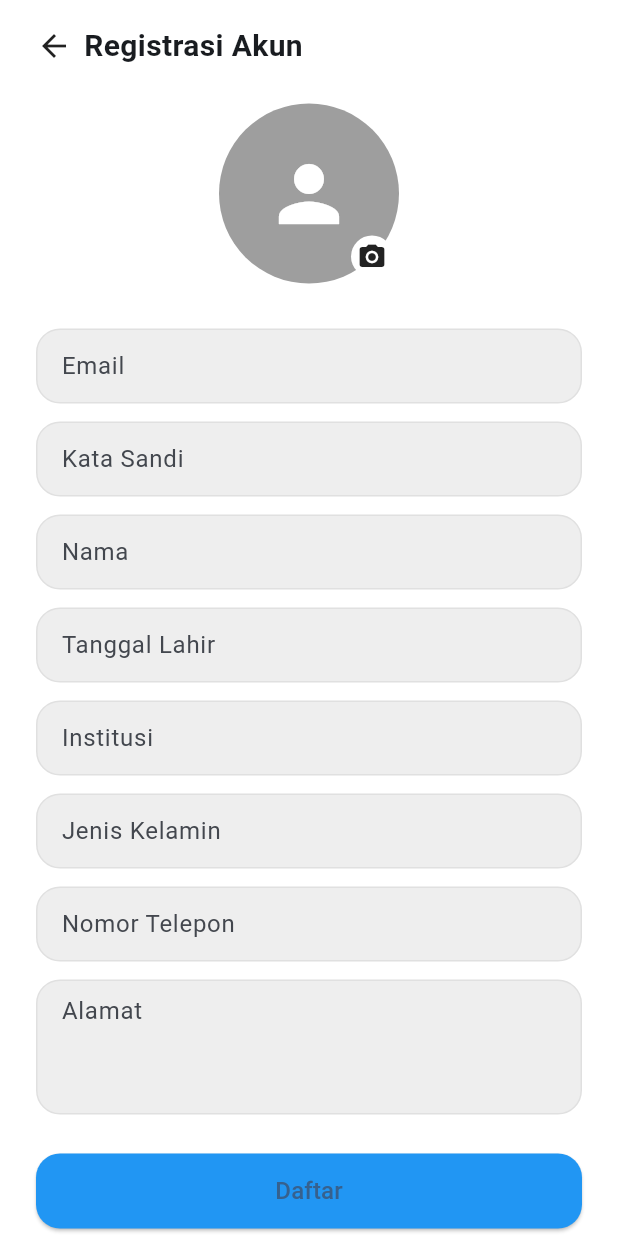
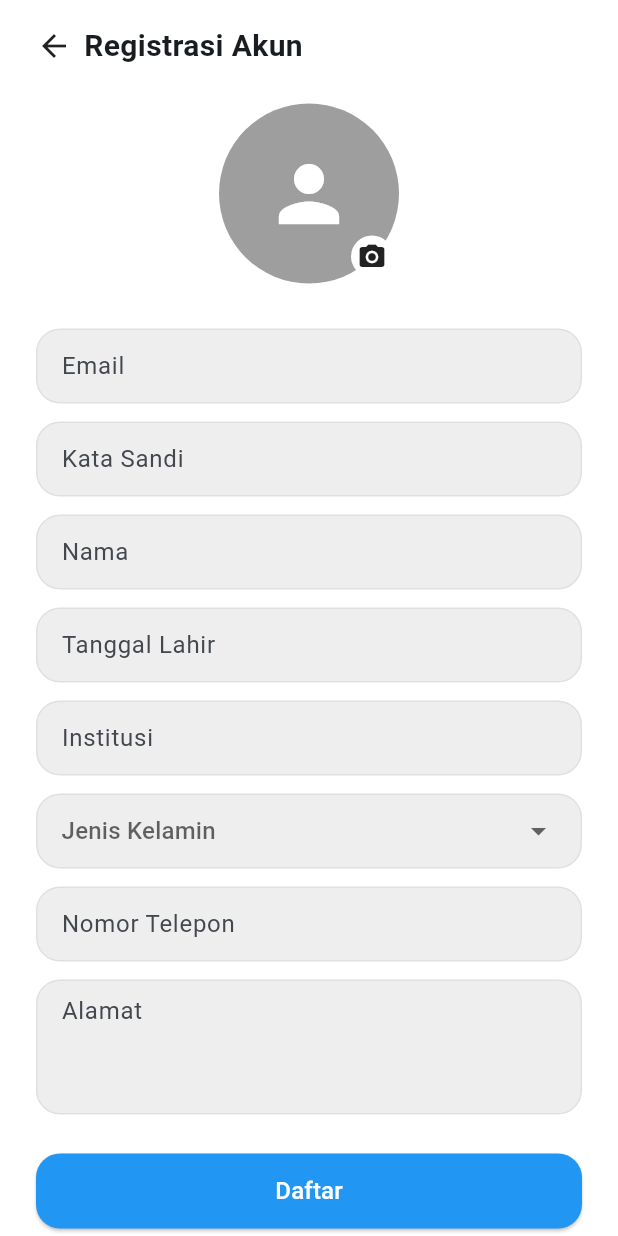
Before and after one commit to chantikaanas/EasyLib, a Flutter app: the RegistrationPage screen opened directly, on a phone screen of 412 x 824 dp. Run offline on Flutter 3.47's test engine with Material 3 defaults, Android fonts, the light colour scheme and no system bars; our stand-ins replace google_fonts.

Commit message:
Update : Chan edit login dan register agar lebih sesuai sama figma && edit main.dart untuk tambahin library FAQ dan routing FAQ || Add : Chan add page faq ada 3 halaman, faq dropdown, faq untuk user bikin pertanyaan sendiri, faq jawaban

```diff
--- a/lib/auth/register.dart
+++ b/lib/auth/register.dart
@@ -1,5 +1,5 @@
 import 'package:flutter/material.dart';
-//test
+
 void main() {
   runApp(const MyApp());
 }
@@ -9,17 +9,25 @@ class MyApp extends StatelessWidget {
 
   @override
   Widget build(BuildContext context) {
-    return MaterialApp(
+    return const MaterialApp(
       debugShowCheckedModeBanner: false,
-      home: const RegistrationPage(),
+      home: RegistrationPage(),
     );
   }
 }
 
-class RegistrationPage extends StatelessWidget {
+class RegistrationPage extends StatefulWidget {
   const RegistrationPage({super.key});
 
-  Widget buildTextField(String hint, {int maxLines = 1}) {
+  @override
+  State<RegistrationPage> createState() => _RegistrationPageState();
+}
+
+class _RegistrationPageState extends State<RegistrationPage> {
+  final TextEditingController dateController = TextEditingController();
+  String? selectedGender;
+
+  Widget buildTextField(String hint, {int maxLines = 1, TextInputType? inputType}) {
     return Container(
       margin: const EdgeInsets.symmetric(vertical: 6),
       padding: const EdgeInsets.symmetric(horizontal: 16),
@@ -30,12 +38,33 @@ class RegistrationPage extends StatelessWidget {
       ),
       child: TextField(
         maxLines: maxLines,
+        keyboardType: inputType,
         decoration: InputDecoration(
           border: InputBorder.none,
           hintText: hint,
         ),
       ),
     );
+  }
+
+  Future<void> _selectDate() async {
+    final DateTime? picked = await showDatePicker(
+      context: context,
+      initialDate: DateTime(2000),
+      firstDate: DateTime(1900),
+      lastDate: DateTime.now(),
+    );
+    if (picked != null) {
+      setState(() {
+        dateController.text = "${picked.toLocal()}".split(' ')[0];
+      });
+    }
+  }
+
+  @override
+  void dispose() {
+    dateController.dispose();
+    super.dispose();
   }
 
   @override
@@ -48,23 +77,20 @@ class RegistrationPage extends StatelessWidget {
           child: Column(
             crossAxisAlignment: CrossAxisAlignment.center,
             children: [
-              // Tombol back dan judul
+              // Back button and title
               Row(
                 children: const [
                   Icon(Icons.arrow_back),
                   SizedBox(width: 8),
                   Text(
                     'Registrasi Akun',
-                    style: TextStyle(
-                      fontSize: 20,
-                      fontWeight: FontWeight.bold,
-                    ),
+                    style: TextStyle(fontSize: 20, fontWeight: FontWeight.bold),
                   ),
                 ],
               ),
               const SizedBox(height: 24),
 
-              // Avatar Placeholder + Icon kamera
+              // Avatar + camera icon
               Stack(
                 alignment: Alignment.bottomRight,
                 children: [
@@ -82,28 +108,74 @@ class RegistrationPage extends StatelessWidget {
                         color: Colors.white,
                       ),
                       padding: const EdgeInsets.all(4),
-                      child: const Icon(
-                        Icons.camera_alt,
-                        size: 20,
-                      ),
+                      child: const Icon(Icons.camera_alt, size: 20),
                     ),
                   ),
                 ],
               ),
               const SizedBox(height: 24),
 
-              // Form Fields
-              buildTextField("Email"),
-              buildTextField("Kata Sandi"),
+              buildTextField("Email", inputType: TextInputType.emailAddress),
+              buildTextField("Kata Sandi", inputType: TextInputType.visiblePassword),
               buildTextField("Nama"),
-              buildTextField("Tanggal Lahir"),
+
+              // Tanggal Lahir (Date Picker)
+              GestureDetector(
+                onTap: _selectDate,
+                child: AbsorbPointer(
+                  child: Container(
+                    margin: const EdgeInsets.symmetric(vertical: 6),
+                    padding: const EdgeInsets.symmetric(horizontal: 16),
+                    decoration: BoxDecoration(
+                      color: Colors.grey[200],
+                      borderRadius: BorderRadius.circular(16),
+                      border: Border.all(color: Colors.grey.shade300),
+                    ),
+                    child: TextField(
+                      controller: dateController,
+                      decoration: const InputDecoration(
+                        border: InputBorder.none,
+                        hintText: "Tanggal Lahir",
+                      ),
+                    ),
+                  ),
+                ),
+              ),
+
               buildTextField("Institusi"),
-              buildTextField("Jenis Kelamin"),
-              buildTextField("Nomor Telepon"),
+
+              // Jenis Kelamin Dropdown
+              Container(
+                margin: const EdgeInsets.symmetric(vertical: 6),
+                padding: const EdgeInsets.symmetric(horizontal: 16),
+                decoration: BoxDecoration(
+                  color: Colors.grey[200],
+                  borderRadius: BorderRadius.circular(16),
+                  border: Border.all(color: Colors.grey.shade300),
+                ),
+                child: DropdownButtonFormField<String>(
+                  value: selectedGender,
+                  hint: const Text("Jenis Kelamin"),
+                  decoration: const InputDecoration(
+                    border: InputBorder.none,
+                  ),
+                  items: const [
+                    DropdownMenuItem(value: "Male", child: Text("Male")),
+                    DropdownMenuItem(value: "Female", child: Text("Female")),
+                  ],
+                  onChanged: (value) {
+                    setState(() {
+                      selectedGender = value;
+                    });
+                  },
+                ),
+              ),
+
+              buildTextField("Nomor Telepon", inputType: TextInputType.phone),
               buildTextField("Alamat", maxLines: 3),
               const SizedBox(height: 20),
 
-              // Tombol Daftar
+              // Button
               SizedBox(
                 width: double.infinity,
                 height: 50,
@@ -117,13 +189,15 @@ class RegistrationPage extends StatelessWidget {
                   onPressed: () {},
                   child: const Text(
                     'Daftar',
-                    style: TextStyle(fontSize: 16),
+                    style: TextStyle(
+                      fontSize: 16,
+                      color: Colors.white, // <-- warna teks tombol
+                    ),
                   ),
                 ),
               ),
               const SizedBox(height: 16),
 
-              // Text login
               const Text.rich(
                 TextSpan(
                   text: 'Sudah memiliki akun? ',
@@ -131,9 +205,7 @@ class RegistrationPage extends StatelessWidget {
                   children: [
                     TextSpan(
                       text: 'Login Di sini',
-                      style: TextStyle(
-                        fontWeight: FontWeight.bold,
-                      ),
+                      style: TextStyle(fontWeight: FontWeight.bold),
                     ),
                   ],
                 ),
```
Also changed, not shown: lib/auth/login.dart (+7 -4 lines), lib/faq/faq_ai_chat.dart (added, +86 -0 lines), lib/faq/faq_page.dart (added, +88 -0 lines), lib/faq/faq_question_input.dart (added, +65 -0 lines), lib/main.dart (+12 -3 lines).
